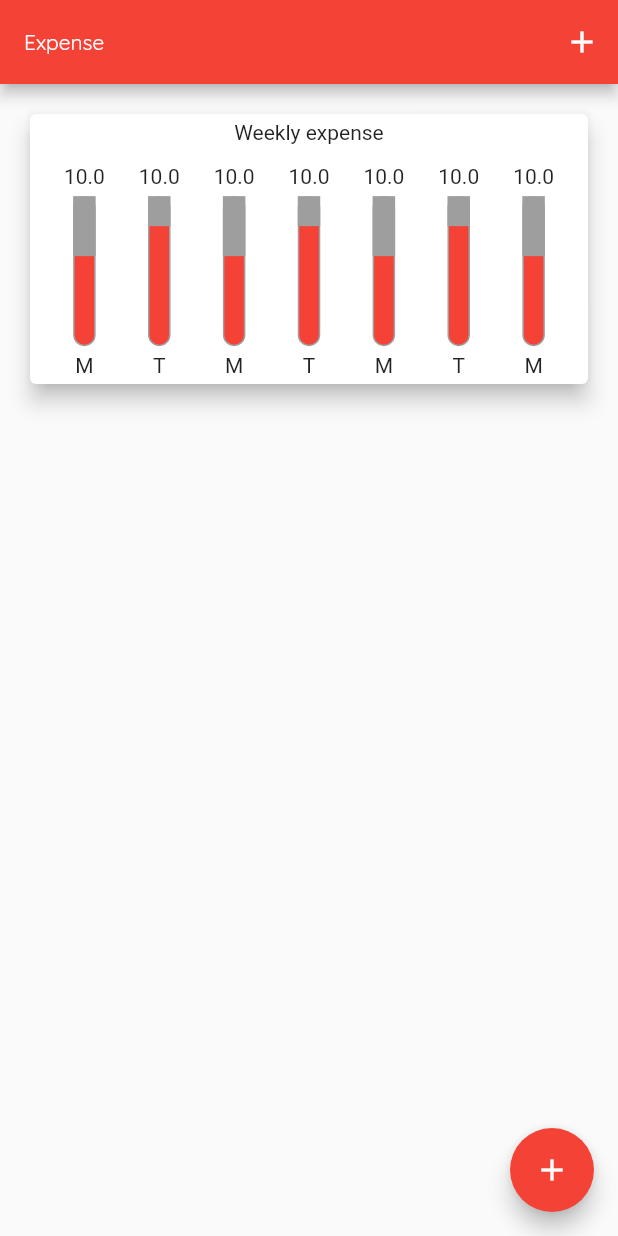
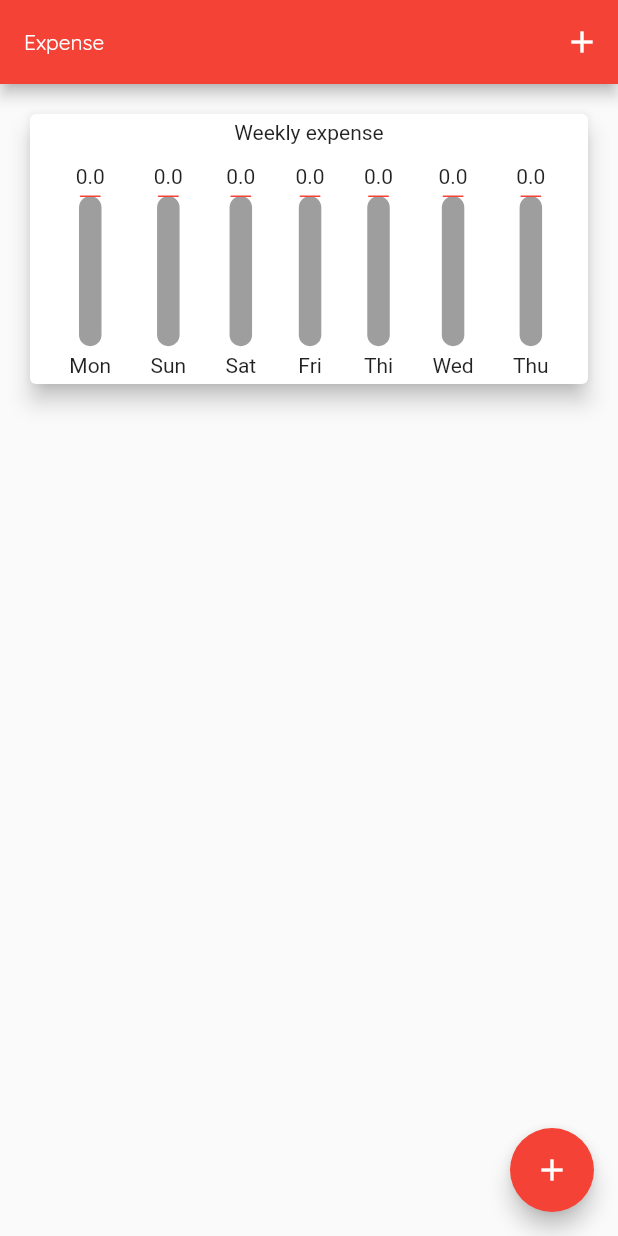
Before and after one commit to andryroid/expense_app, a Flutter app: the screen it shows after launch, on a phone screen of 412 x 824 dp. Run offline on Flutter 3.47's test engine with Material 2 defaults, Android fonts, the phone set to English and light mode, and no system bars.

Commit message:
correct chart design

```diff
--- a/lib/widgets/expense/chart.dart
+++ b/lib/widgets/expense/chart.dart
@@ -1,4 +1,6 @@
 import 'package:flutter/material.dart';
+import 'package:intl/intl.dart';
+import 'package:intl/date_symbol_data_local.dart';
 import '../../models/expense.dart';
 import './chart_element.dart';
 
@@ -6,9 +8,43 @@ class Chart extends StatelessWidget {
   final List<Expense> expenses;
   Chart(this.expenses);
 
-  double getAmountExpense(String type) {
-    var sum = 0;
-    return 0;
+  List<Map<String, Object>> get listTransactionValues {
+    return List.generate(7, (index) {
+      final weekDay = DateTime.now().subtract(Duration(days: index));
+      double amountForThisWeek = 0;
+      for (int i = 0; i < expenses.length; i++) {
+        if (weekDay.day == expenses[i].getAt().day &&
+            weekDay.month == expenses[i].getAt().month &&
+            weekDay.year == expenses[i].getAt().year) {
+          amountForThisWeek += double.parse(expenses[i].getAmount());
+        }
+      }
+      return {
+        'day': getWeekDay(weekDay.weekday),
+        'amount': amountForThisWeek,
+        'weekIndex': weekDay.weekday
+      };
+    });
+  }
+
+  String getWeekDay(int weekDay) {
+    if (weekDay == 1) return 'Mon';
+    if (weekDay == 2) return 'Thu';
+    if (weekDay == 3) return 'Wed';
+    if (weekDay == 4) return 'Thi';
+    if (weekDay == 5) return 'Fri';
+    if (weekDay == 6) return 'Sat';
+    if (weekDay == 7) return 'Sun';
+    return weekDay.toString();
+  }
+
+  double totalExpense() {
+    double total = 0;
+    expenses.forEach((element) {
+      var dayDiff = DateTime.now().difference(element.getAt()).inDays;
+      if (dayDiff <= 7) total += double.parse(element.getAmount());
+    });
+    return total;
   }
 
   @override
@@ -27,16 +63,17 @@ class Chart extends StatelessWidget {
             const SizedBox(height: 5),
             Row(
               mainAxisAlignment: MainAxisAlignment.spaceEvenly,
-              children: [
-                ChartElement("M", 10, 0.4),
-                ChartElement("T", 10, 0.2),
-                ChartElement("M", 10, 0.4),
-                ChartElement("T", 10, 0.2),
-                ChartElement("M", 10, 0.4),
-                ChartElement("T", 10, 0.2),
-                ChartElement("M", 10, 0.4)
-              ],
-            ),
+              children: listTransactionValues.map((e) {
+                final heighFactor = totalExpense() == 0
+                    ? 0.0
+                    : double.parse(e['amount'].toString()) / totalExpense();
+                return ChartElement(
+                    e['weekIndex'] as int,
+                    e['day'].toString(),
+                    e['amount'] as double,
+                    double.parse(heighFactor.toString()));
+              }).toList(),
+            )
           ],
         ),
       ),
--- a/lib/widgets/expense/chart_element.dart
+++ b/lib/widgets/expense/chart_element.dart
@@ -1,11 +1,12 @@
 import 'package:flutter/material.dart';
 
 class ChartElement extends StatelessWidget {
+  final int weekDay;
   final String label;
   final double amount;
   final double heighFactor;
 
-  ChartElement(this.label, this.amount, this.heighFactor);
+  ChartElement(this.weekDay, this.label, this.amount, this.heighFactor);
 
   @override
   Widget build(BuildContext context) {
@@ -23,14 +24,18 @@ class ChartElement extends StatelessWidget {
               children: [
                 Container(
                   decoration: BoxDecoration(
-                      color: Colors.red,
+                      color: Colors.grey,
                       borderRadius: BorderRadius.circular(10),
                       border: Border.all(color: Colors.grey, width: 1.0)),
                 ),
                 FractionallySizedBox(
                   heightFactor: heighFactor,
                   child: Container(
-                    color: Colors.grey,
+                    decoration: BoxDecoration(
+                        color: Colors.red,
+                        borderRadius: BorderRadius.circular(10),
+                        border: Border.all(color: Colors.grey, width: 1.0)),
+                    //color: Colors.red,
                   ),
                 )
               ],
```
